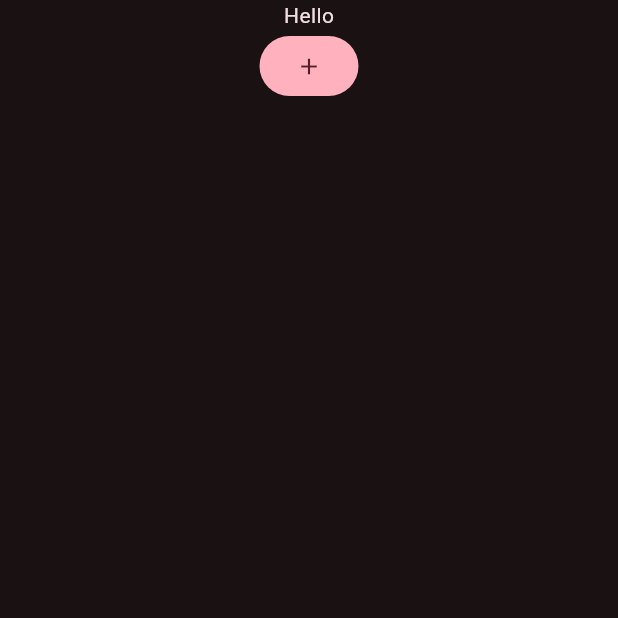
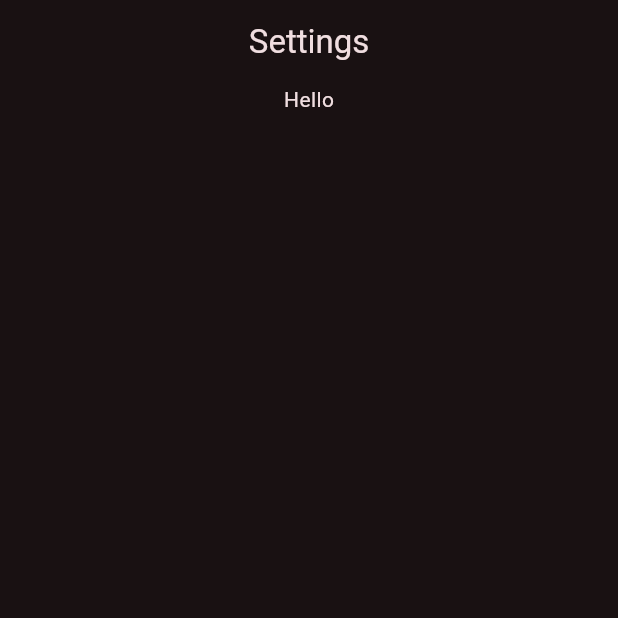
Before and after one commit to Caresle-Archive/crworkout_tracker, a Flutter app: the SettingsScreen screen opened by its route, on a phone screen of 412 x 824 dp, the top half of it. Run offline on Flutter 3.47's test engine with Material 2 defaults, Android fonts, the phone set to English and light mode, and no system bars; our stand-ins replace go_router.

Commit message:
Add missing screens of the app

```diff
--- a/lib/screens/home/home_screen.dart
+++ b/lib/screens/home/home_screen.dart
@@ -6,11 +6,13 @@ class HomeScreen extends StatelessWidget {
 
   @override
   Widget build(BuildContext context) {
+    final scaffoldKey = GlobalKey<ScaffoldState>();
+
     return Scaffold(
       appBar: AppBar(
         title: const Text('CRWorkout'),
       ),
-      drawer: const SideMenu(),
+      drawer: SideMenu(scaffoldKey: scaffoldKey,),
       body: const SizedBox(
         width: double.infinity,
         child: Column(
--- a/lib/screens/settings/settings_screen.dart
+++ b/lib/screens/settings/settings_screen.dart
@@ -1,5 +1,4 @@
 import 'package:flutter/material.dart';
-import 'package:go_router/go_router.dart';
 
 class SettingsScreen extends StatelessWidget {
   const SettingsScreen({super.key});
@@ -7,12 +6,14 @@ class SettingsScreen extends StatelessWidget {
   @override
   Widget build(BuildContext context) {
     return Scaffold(
-      body: SizedBox(
+      appBar: AppBar(
+        title: const Text('Settings'),
+      ),
+      body: const SizedBox(
         width: double.infinity,
         child: Column(
           children: [
-            const Text('Hello'),
-            FilledButton(onPressed: () => context.pushNamed('home'), child: const Icon(Icons.add))
+            Text('Hello'),
           ],
         ),
       ),
```
Also changed, not shown: lib/screens/login/login_screen.dart (added, +10 -0 lines), lib/screens/record/record_screen.dart (added, +10 -0 lines), lib/screens/weight/weight_screen.dart (added, +10 -0 lines), lib/screens/workouts/workouts_screen.dart (added, +10 -0 lines), lib/widgets/side_menu.dart (+19 -2 lines).
